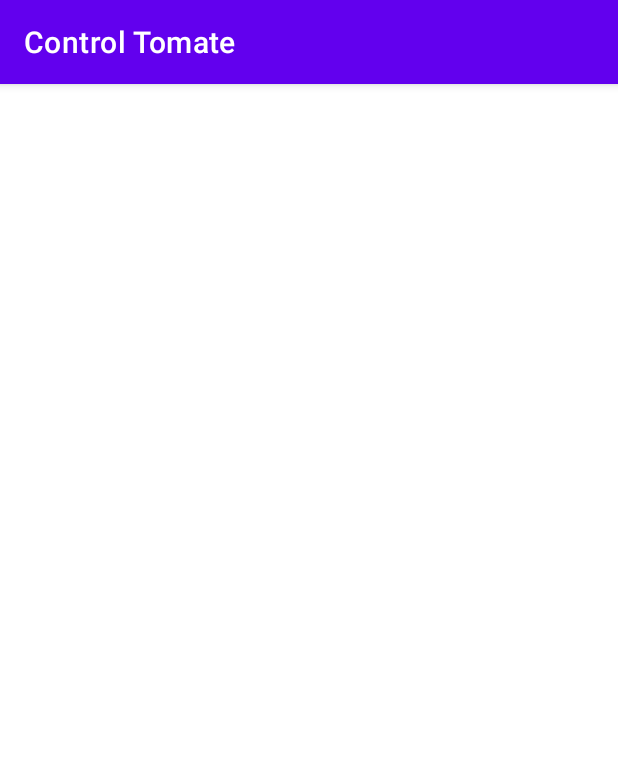
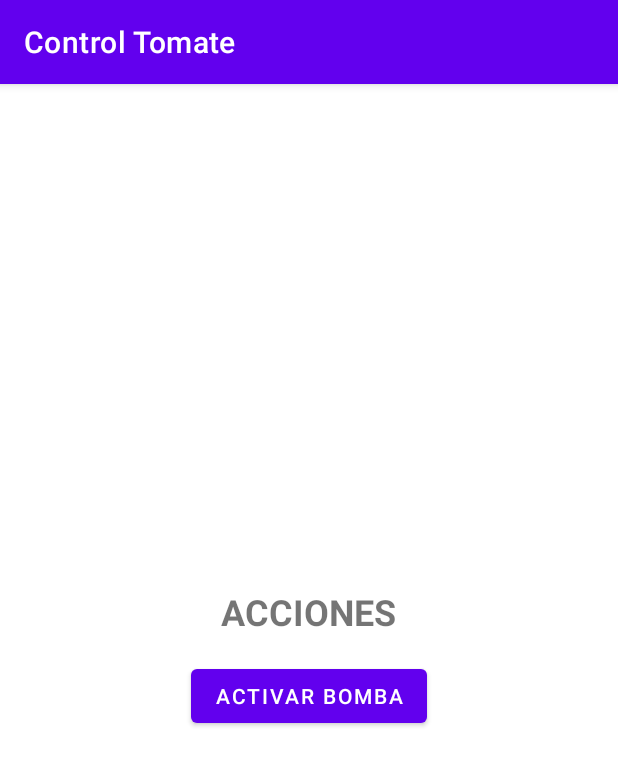
Before and after one commit to CAVB1/ControlTomate, an Android app: the Acciones screen opened directly, with no data from a screen before it, on a phone screen of 412 x 824 dp. Shown: the top 766 px of the screen. Run offline under Robolectric (Android 15) with nearby library versions, the phone set to English and light mode, and no system bars; network calls fail.

Commit message:
Interfaz con botón para enviar la orden de Activar la bomba de agua

```diff
--- a/app/src/main/java/com/example/controltomate/Acciones.java
+++ b/app/src/main/java/com/example/controltomate/Acciones.java
@@ -3,12 +3,24 @@ package com.example.controltomate;
 import androidx.appcompat.app.AppCompatActivity;
 
 import android.os.Bundle;
+import android.view.View;
+import android.widget.Button;
 
 public class Acciones extends AppCompatActivity {
-
+    private Button btnActivarBomba;
     @Override
     protected void onCreate(Bundle savedInstanceState) {
         super.onCreate(savedInstanceState);
         setContentView(R.layout.activity_acciones);
+        btnActivarBomba = findViewById(R.id.btnActivarBomba);
+
+        // Configurar el evento clic del botón
+        btnActivarBomba.setOnClickListener(new View.OnClickListener() {
+            @Override
+            public void onClick(View v) {
+                // Coloca aquí la lógica para activar la bomba
+                HTTPCommunication.PostRequest(new String[]{"codigo"}, new String[]{"1"},"registrarAccion.php",getApplicationContext(),"La acción se ha enviado","Ya has enviado esta acción");
+            }
+        });
     }
 }
--- a/app/src/main/res/layout/activity_acciones.xml
+++ b/app/src/main/res/layout/activity_acciones.xml
@@ -1,9 +1,23 @@
 <?xml version="1.0" encoding="utf-8"?>
-<androidx.constraintlayout.widget.ConstraintLayout xmlns:android="http://schemas.android.com/apk/res/android"
-    xmlns:app="http://schemas.android.com/apk/res-auto"
-    xmlns:tools="http://schemas.android.com/tools"
+<LinearLayout xmlns:android="http://schemas.android.com/apk/res/android"
     android:layout_width="match_parent"
     android:layout_height="match_parent"
-    tools:context=".Acciones">
+    android:orientation="vertical"
+    android:gravity="center"
+    android:padding="16dp">
 
-</androidx.constraintlayout.widget.ConstraintLayout>
+    <TextView
+        android:layout_width="wrap_content"
+        android:layout_height="wrap_content"
+        android:text="ACCIONES"
+        android:textSize="24sp"
+        android:textStyle="bold"
+        android:layout_marginBottom="16dp"/>
+
+    <Button
+        android:id="@+id/btnActivarBomba"
+        android:layout_width="wrap_content"
+        android:layout_height="wrap_content"
+        android:text="Activar bomba"/>
+
+</LinearLayout>
```
